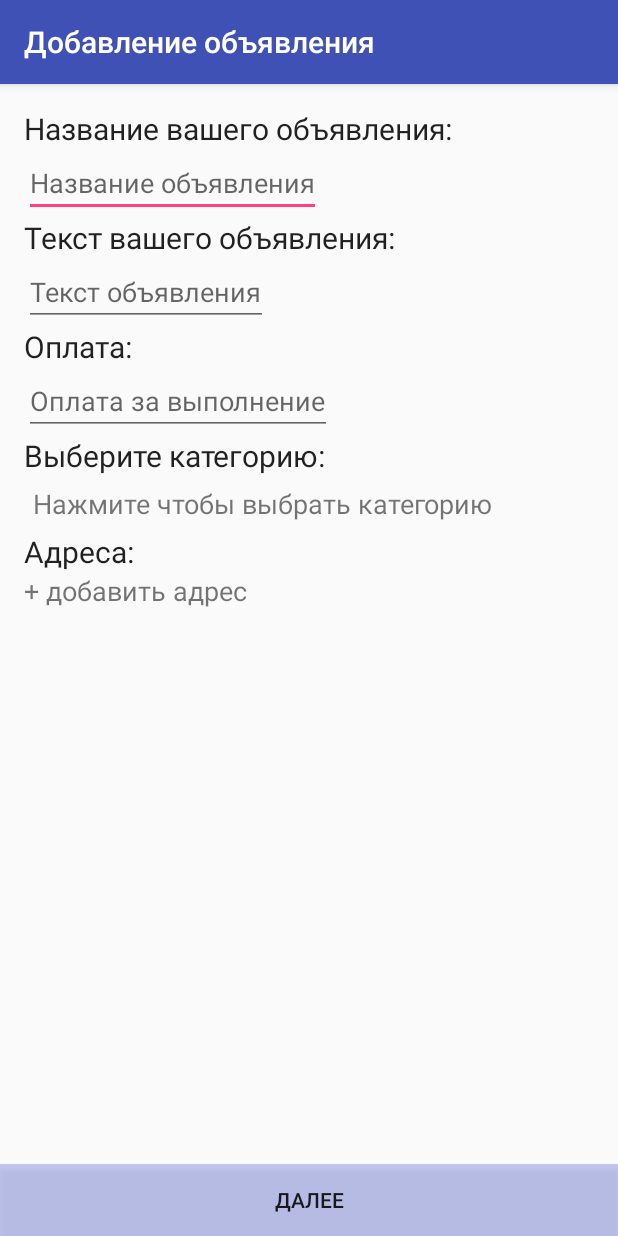
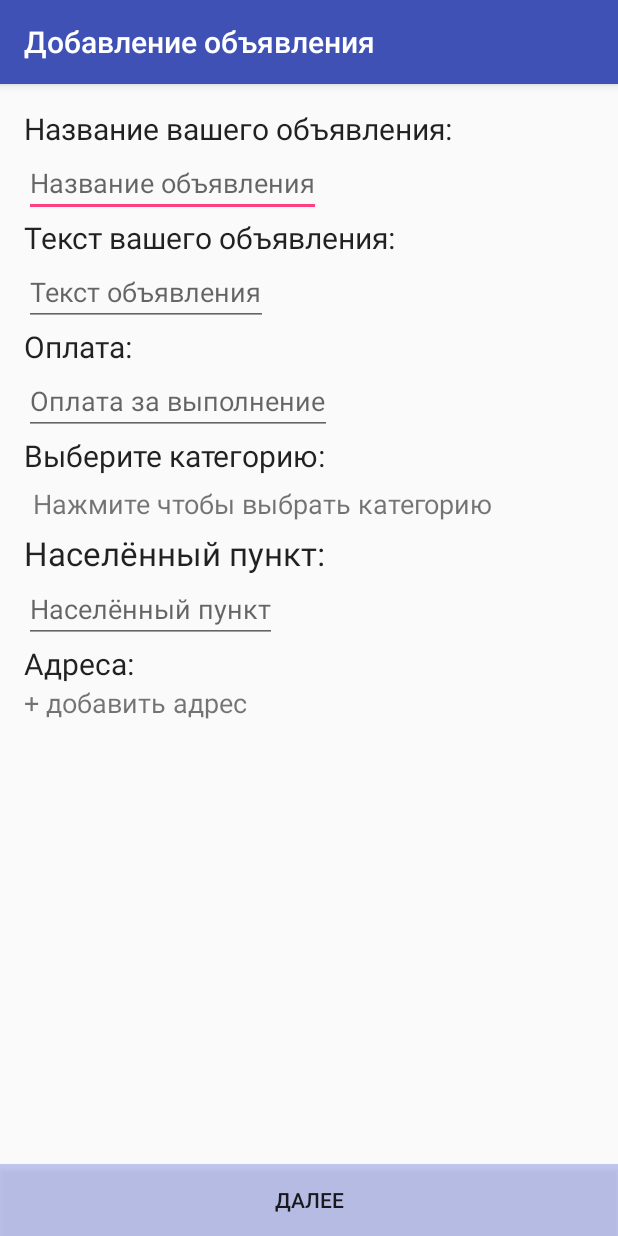
Before and after one commit to iBorland/JobFinder, an Android app: the AddActivity screen opened directly, with no data from a screen before it, on a phone screen of 412 x 824 dp. Run offline under Robolectric (Android 15) with nearby library versions, the phone set to English and light mode, and no system bars; 1 statement that could not run was skipped.

```diff
--- a/app/src/main/res/layout/activity_add.xml
+++ b/app/src/main/res/layout/activity_add.xml
@@ -89,6 +89,23 @@
                 android:layout_width="wrap_content"
                 android:layout_height="wrap_content"
                 android:textAppearance="?android:attr/textAppearanceLarge"
+                android:text="Населённый пункт:"
+                android:id="@+id/textView14" />
+
+            <EditText
+                android:layout_width="wrap_content"
+                android:layout_height="wrap_content"
+                android:id="@+id/pCity"
+                android:hint="Населённый пункт"
+                android:lines="1"
+                android:maxLength="32"
+                android:maxLines="1"
+                android:singleLine="true" />
+
+            <TextView
+                android:layout_width="wrap_content"
+                android:layout_height="wrap_content"
+                android:textAppearance="?android:attr/textAppearanceLarge"
                 android:text="@string/add_Adress"
                 android:id="@+id/textView5"
                 android:textSize="20sp" />
```
Also changed, not shown: app/src/main/java/com/iborland/jobfinder/AddActivity.java (+13 -6 lines), app/src/main/java/com/iborland/jobfinder/MainActivity.java (+4 -3 lines), app/src/main/java/com/iborland/jobfinder/Post.java (+8 -0 lines), app/src/main/java/com/iborland/jobfinder/PostActivity.java (+36 -5 lines), app/src/main/java/com/iborland/jobfinder/User.java (+60 -0 lines).
